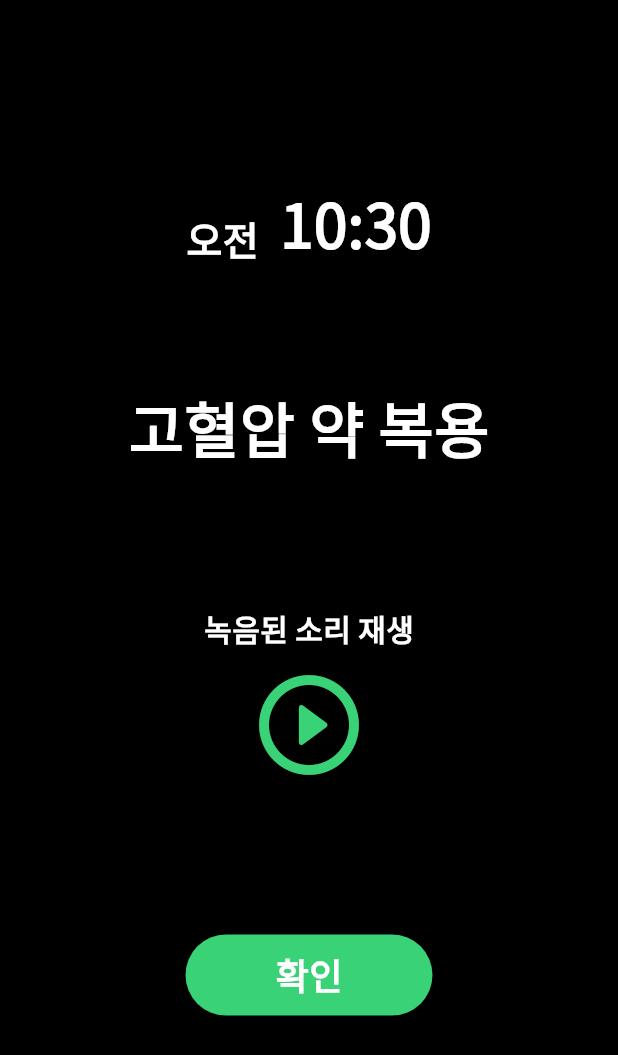
After one commit to ssKimholy/multi-modal_alarm_app, a Flutter app: the AlarmScreen screen opened by its route, after a tap on the "close" icon, on a phone screen of 412 x 824 dp. The commit adds this screen. Shown: the top 1055 px of the screen. Run offline on Flutter 3.47's test engine with Material 3 defaults, Android fonts, the phone set to English and light mode, and no system bars; our stand-ins replace awesome_notifications, firebase_core, firebase_messaging, flutter_local_notifications, flutter_svg, permission_handler; missing offline and left inert: flutter_ringtone_player, flutter_sound; accounts and stored records are empty; project files that could hold a hidden picture were left out.

Commit message:
success push noti and alarm action

```diff
--- /dev/null
+++ b/lib/screens/alarm_screen.dart
@@ -0,0 +1,161 @@
+import 'package:alarm_app/main.dart';
+import 'package:alarm_app/utils/date_time_util.dart';
+import 'package:flutter/cupertino.dart';
+import 'package:flutter/foundation.dart';
+import 'package:flutter/material.dart';
+import 'package:flutter/widgets.dart';
+
+class AlarmScreen extends StatefulWidget {
+  const AlarmScreen({super.key});
+
+  @override
+  State<AlarmScreen> createState() => _AlarmScreenState();
+}
+
+class _AlarmScreenState extends State<AlarmScreen> {
+  bool isAlarmStop = false;
+  bool isVoiceRun = false;
+  String currentTime =
+      DateTimeUtils.convertKorTime(DateTimeUtils.formatCurrentTime());
+
+  @override
+  void initState() {
+    // TODO: implement initState
+    super.initState();
+    playAlarmSound();
+  }
+
+  @override
+  Widget build(BuildContext context) {
+    return Scaffold(
+        backgroundColor: Colors.black,
+        body: SizedBox(
+          width: double.infinity,
+          child: Column(
+            crossAxisAlignment: CrossAxisAlignment.center,
+            children: [
+              const SizedBox(
+                height: 120.0,
+              ),
+              Row(
+                mainAxisAlignment: MainAxisAlignment.center,
+                crossAxisAlignment: CrossAxisAlignment.end,
+                children: [
+                  Text(
+                    currentTime.substring(0, 2),
+                    style: const TextStyle(
+                        fontFamily: 'Noto_Sans_KR',
+                        fontSize: 26,
+                        fontWeight: FontWeight.w600,
+                        color: Colors.white),
+                  ),
+                  const SizedBox(
+                    width: 5.0,
+                  ),
+                  Text(currentTime.substring(2),
+                      style: const TextStyle(
+                          fontFamily: 'Noto_Sans_KR',
+                          fontSize: 40,
+                          fontWeight: FontWeight.w600,
+                          color: Colors.white))
+                ],
+              ),
+              const SizedBox(
+                height: 80.0,
+              ),
+              const Text(
+                '고혈압 약 복용',
+                style: TextStyle(
+                    fontFamily: 'Noto_Sans_KR',
+                    fontSize: 40,
+                    fontWeight: FontWeight.w600,
+                    color: Colors.white),
+              ),
+              const SizedBox(
+                height: 90.0,
+              ),
+              isAlarmStop
+                  ? Column(
+                      children: [
+                        const Text('녹음된 소리 재생',
+                            style: TextStyle(
+                                fontFamily: 'Noto_Sans_KR',
+                                fontSize: 20,
+                                fontWeight: FontWeight.w600,
+                                color: Colors.white)),
+                        const SizedBox(
+                          height: 10.0,
+                        ),
+                        GestureDetector(
+                          onTap: () {
+                            onClickVoiceRun();
+                          },
+                          child: Icon(
+                            isVoiceRun
+                                ? Icons.stop_circle_outlined
+                                : Icons.play_circle_outline_rounded,
+                            color: const Color(0xff3AD277),
+                            size: 80,
+                          ),
+                        )
+                      ],
+                    )
+                  : GestureDetector(
+                      onTap: () {
+                        onClickAlarmStop();
+                      },
+                      child: Container(
+                        padding: const EdgeInsets.symmetric(
+                            horizontal: 15.0, vertical: 15.0),
+                        decoration: BoxDecoration(
+                            borderRadius: BorderRadius.circular(50.0),
+                            color: const Color(0xff3AD277)),
+                        child: const Icon(
+                          Icons.close,
+                          color: Colors.white,
+                          size: 36,
+                        ),
+                      )),
+              const SizedBox(
+                height: 100.0,
+              ),
+              isAlarmStop
+                  ? GestureDetector(
+                      onTap: () {
+                        Navigator.pop(context);
+                      },
+                      child: Container(
+                        padding: const EdgeInsets.symmetric(
+                            horizontal: 60.0, vertical: 10.0),
+                        decoration: BoxDecoration(
+                          borderRadius: BorderRadius.circular(30),
+                          color: const Color(0xff3AD277),
+                        ),
+                        child: const Text('확인',
+                            style: TextStyle(
+                                fontFamily: 'Noto_Sans_KR',
+                                fontSize: 24,
+                                fontWeight: FontWeight.w600,
+                                color: Colors.white)),
+                      ),
+                    )
+                  : const SizedBox()
+            ],
+          ),
+        ));
+  }
+
+  onClickAlarmStop() {
+    setState(() {
+      isAlarmStop = true;
+      stopAlarmSound();
+    });
+  }
+
+  onClickVoiceRun() {
+    setState(() {
+      isVoiceRun = !isVoiceRun;
+      // 녹음된 사운드 재생
+    });
+  }
+}
--- a/pubspec.yaml
+++ b/pubspec.yaml
@@ -45,6 +45,8 @@ dependencies:
   firebase_core: ^2.24.2
   firebase_messaging: ^14.7.10
   flutter_local_notifications: ^17.0.0
+  awesome_notifications: ^0.8.2
+  flutter_ringtone_player: ^3.2.0
 
 dev_dependencies:
   flutter_test:
```
Also changed, not shown: lib/main.dart (+44 -8 lines), lib/screens/home_screen.dart (+18 -0 lines), lib/utils/NotificationController.dart (added, +41 -0 lines), pubspec.lock, 12 other files.
